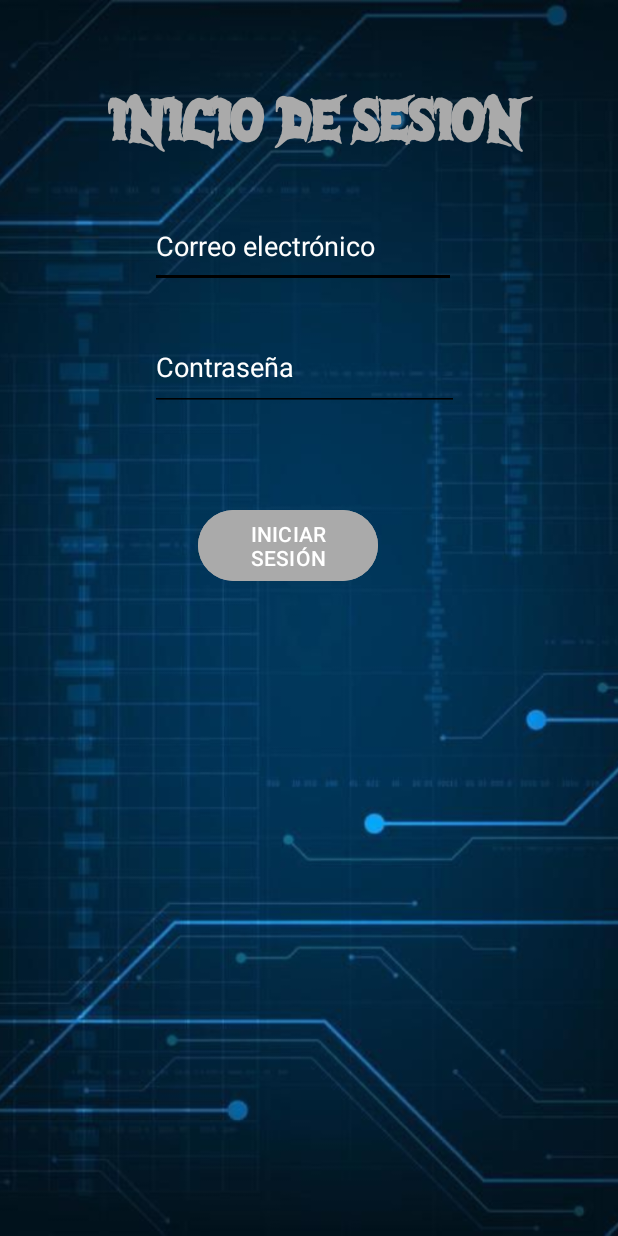
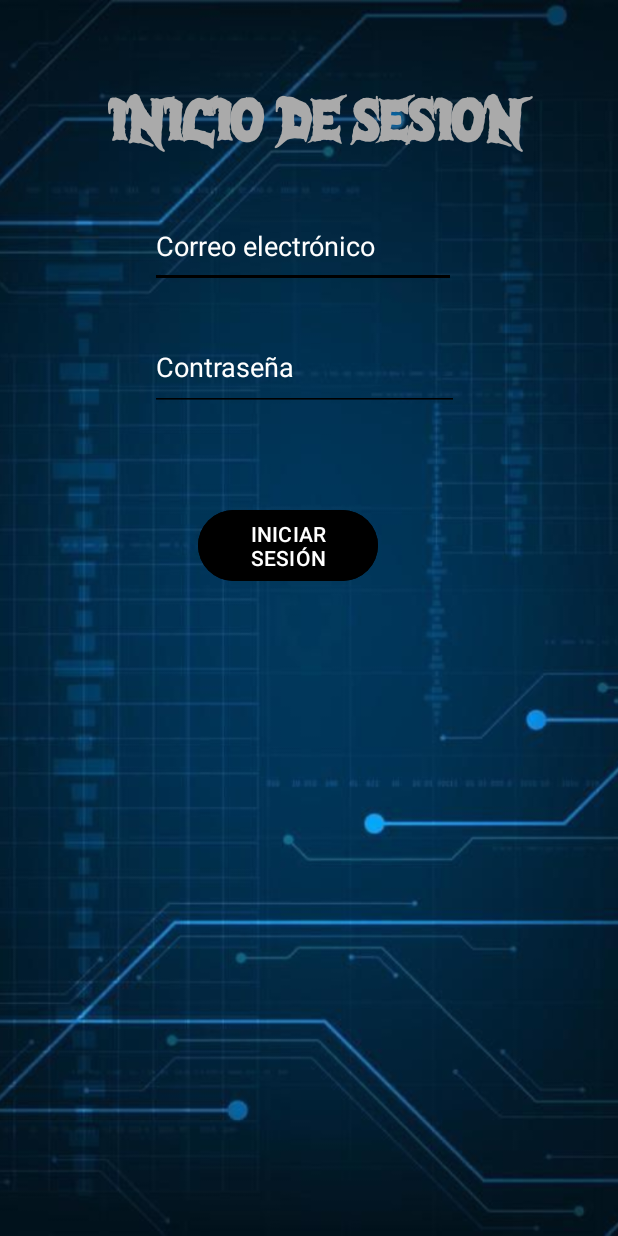
Before and after one commit to nataliagarcia2004/CIBERQUIZ_P1, an Android app: the screen it shows after launch (MainActivity), on a phone screen of 412 x 824 dp. Run offline under Robolectric (Android 15) with nearby library versions, the phone set to English and light mode, and no system bars.

Commit message:
mas cambios

```diff
--- a/app/src/main/res/layout/activity_main.xml
+++ b/app/src/main/res/layout/activity_main.xml
@@ -66,7 +66,7 @@
         android:layout_height="wrap_content"
         android:layout_marginStart="132dp"
         android:layout_marginTop="336dp"
-        android:backgroundTint="@android:color/darker_gray"
+        android:backgroundTint="@color/black"
         android:onClick="Menu"
         android:text="INICIAR SESIÓN"
         android:textColor="@android:color/white"
```
